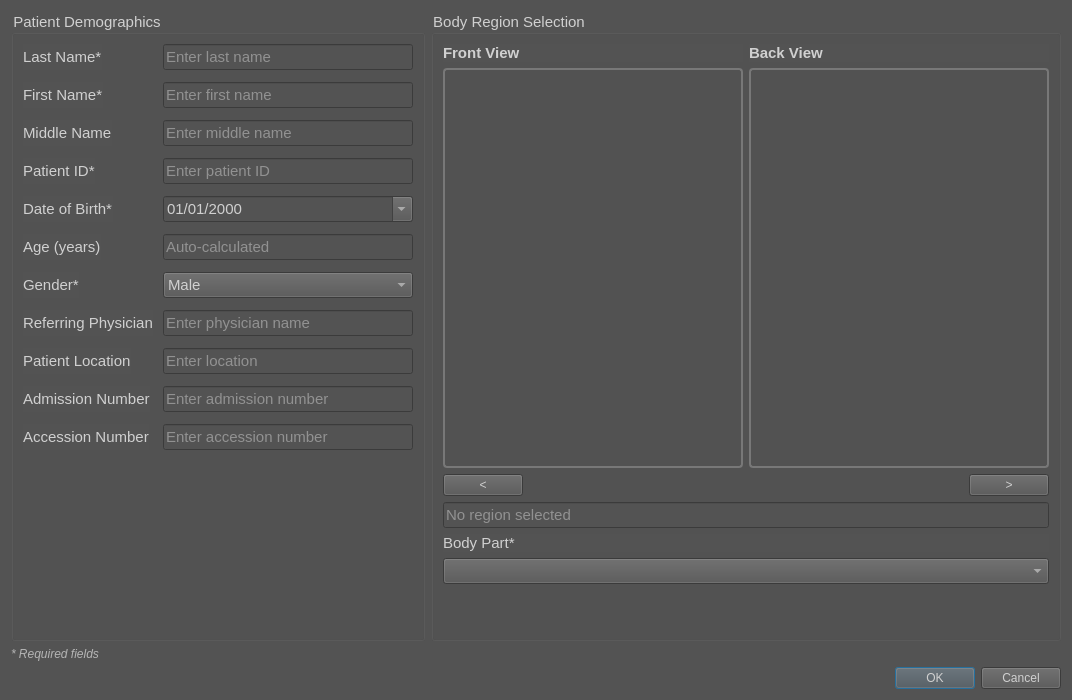
Qt form View/Dialog/AddPatientDialog.ui (altay-brusan/etrek) before a commit.
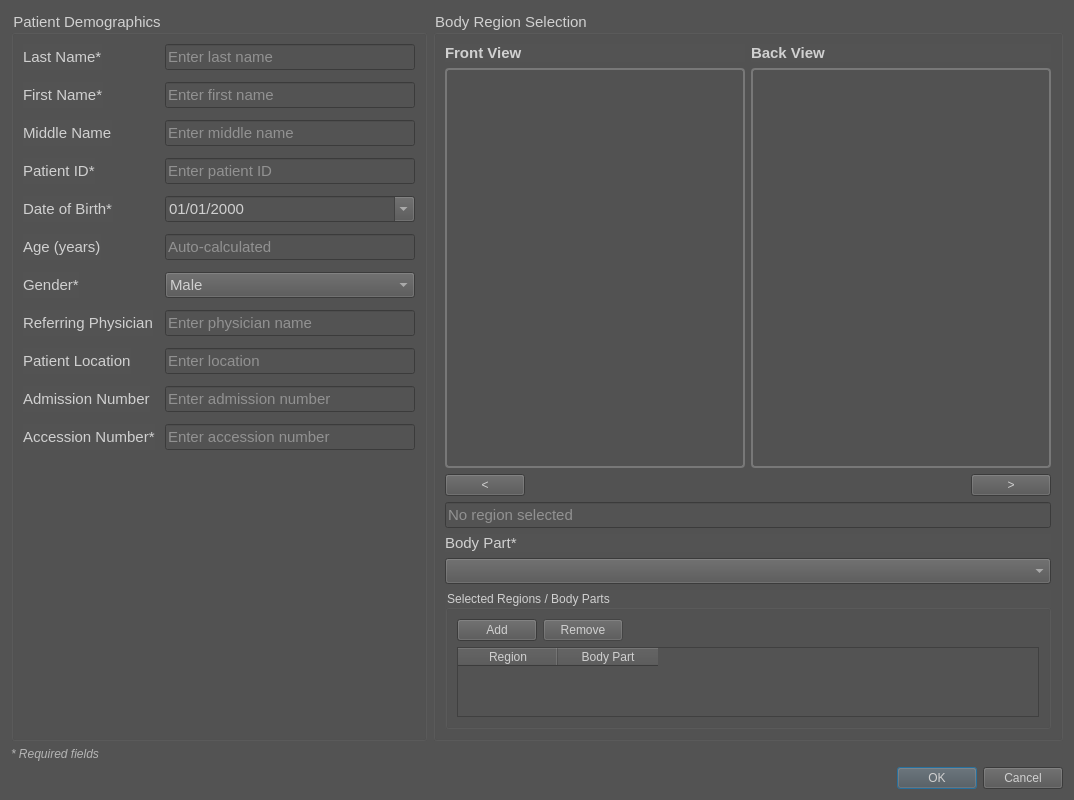
The same form after that commit. Icons and pictures are not drawn.

Commit message:
Add support for managing selected body parts
Introduced a `selectedPartsTable` in `AddPatientDialog` to manage selected regions and body parts. Added `addPartButton` and `removePartButton` for adding/removing entries, with corresponding slots `onAddPartClicked` and `onRemovePartClicked`. Updated form validation and save button logic to ensure at least one entry is present in the table. Enhanced UI with new styles for invalid states and improved user feedback. Updated `AddPatientDialog.ui` to include the new table and buttons.

Patch:
```diff
--- a/View/Dialog/AddPatientDialog.ui
+++ b/View/Dialog/AddPatientDialog.ui
@@ -367,7 +367,7 @@
            </font>
           </property>
           <property name="text">
-           <string>Accession Number</string>
+           <string>Accession Number*</string>
           </property>
          </widget>
         </item>
@@ -581,6 +581,69 @@
           </property>
          </widget>
         </item>
+        <item>
+         <widget class="QGroupBox" name="selectedPartsGroupBox">
+          <property name="title">
+           <string>Selected Regions / Body Parts</string>
+          </property>
+          <layout class="QVBoxLayout" name="verticalLayout_selectedParts">
+           <item>
+            <layout class="QHBoxLayout" name="horizontalLayout_selectedPartsButtons">
+             <item>
+              <widget class="QPushButton" name="addPartButton">
+               <property name="text">
+                <string>Add</string>
+               </property>
+              </widget>
+             </item>
+             <item>
+              <widget class="QPushButton" name="removePartButton">
+               <property name="text">
+                <string>Remove</string>
+               </property>
+               <property name="enabled">
+                <bool>false</bool>
+               </property>
+              </widget>
+             </item>
+             <item>
+              <spacer name="horizontalSpacer_selectedParts">
+               <property name="orientation">
+                <enum>Qt::Orientation::Horizontal</enum>
+               </property>
+               <property name="sizeHint" stdset="0">
+                <size>
+                 <width>40</width>
+                 <height>20</height>
+                </size>
+               </property>
+              </spacer>
+             </item>
+            </layout>
+           </item>
+           <item>
+            <widget class="QTableWidget" name="selectedPartsTable">
+             <property name="columnCount">
+              <number>2</number>
+             </property>
+             <property name="rowCount">
+              <number>0</number>
+             </property>
+             <column>
+              <property name="text">
+               <string>Region</string>
+              </property>
+             </column>
+             <column>
+              <property name="text">
+               <string>Body Part</string>
+              </property>
+             </column>
+            </widget>
+           </item>
+          </layout>
+         </widget>
+        </item>
         <item>
          <spacer name="verticalSpacer">
           <property name="orientation">
```
The commit also changes 2 other files.
